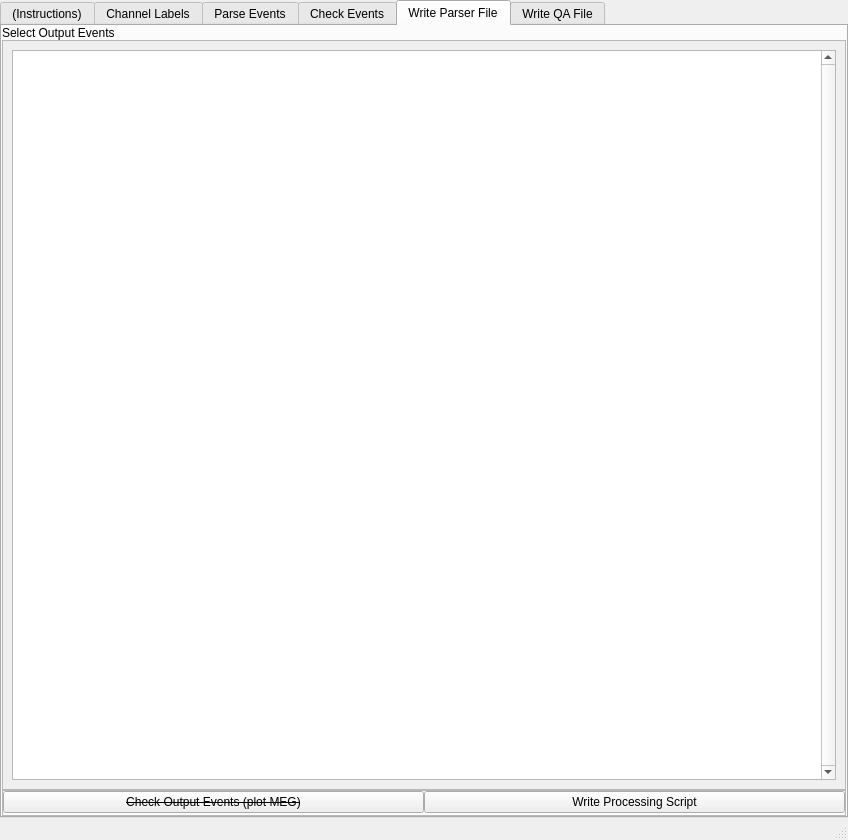
This is nih2mne/GUI/templates/trigger_processing_gui.ui in nih-megcore/nih_to_mne as Qt 5 draws it before an edit. The edited form follows.
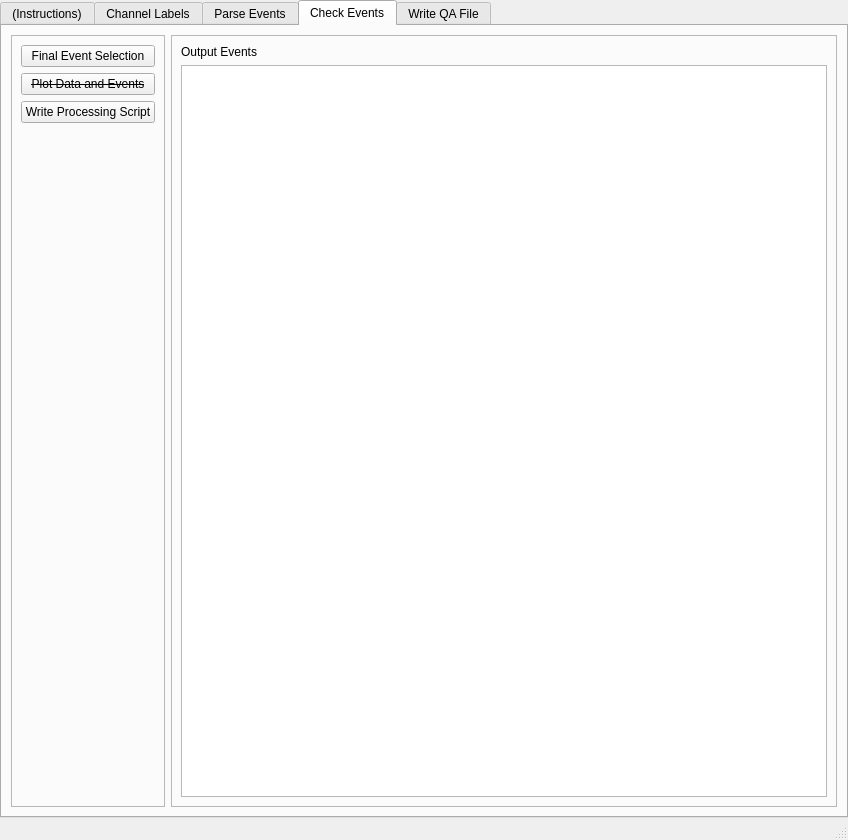
This is the edited form. The open tabs and pages were chosen to show the change.

Commit message:
Remove tab from interface
FIX bug when no ADCs are labelled

```diff
--- a/nih2mne/GUI/templates/trigger_processing_gui.ui
+++ b/nih2mne/GUI/templates/trigger_processing_gui.ui
@@ -496,6 +496,13 @@
              </property>
             </widget>
            </item>
+           <item>
+            <widget class="QPushButton" name="pb_WriteProcessingScript">
+             <property name="text">
+              <string>Write Processing Script</string>
+             </property>
+            </widget>
+           </item>
            <item>
             <spacer name="verticalSpacer">
              <property name="orientation">
@@ -536,128 +543,6 @@
         </item>
        </layout>
       </widget>
-      <widget class="QWidget" name="tab_write_parser_file">
-       <property name="sizePolicy">
-        <sizepolicy hsizetype="Expanding" vsizetype="Expanding">
-         <horstretch>0</horstretch>
-         <verstretch>0</verstretch>
-        </sizepolicy>
-       </property>
-       <attribute name="title">
-        <string>Write Parser File</string>
-       </attribute>
-       <layout class="QVBoxLayout" name="verticalLayout_7">
-        <property name="spacing">
-         <number>0</number>
-        </property>
-        <property name="leftMargin">
-         <number>0</number>
-        </property>
-        <property name="topMargin">
-         <number>0</number>
-        </property>
-        <property name="rightMargin">
-         <number>0</number>
-        </property>
-        <property name="bottomMargin">
-         <number>0</number>
-        </property>
-        <item>
-         <widget class="QLabel" name="lbl_SelectOutputEvents">
-          <property name="text">
-           <string>Select Output Events</string>
-          </property>
-         </widget>
-        </item>
-        <item>
-         <widget class="QScrollArea" name="scrollArea_selectEvents">
-          <property name="widgetResizable">
-           <bool>true</bool>
-          </property>
-          <widget class="QWidget" name="scrollArea_selectOutEvents">
-           <property name="geometry">
-            <rect>
-             <x>0</x>
-             <y>0</y>
-             <width>842</width>
-             <height>717</height>
-            </rect>
-           </property>
-           <property name="sizePolicy">
-            <sizepolicy hsizetype="Expanding" vsizetype="Expanding">
-             <horstretch>0</horstretch>
-             <verstretch>0</verstretch>
-            </sizepolicy>
-           </property>
-           <layout class="QVBoxLayout" name="verticalLayout_5">
-            <item>
-             <widget class="QListWidget" name="list_SelectOutputEvents">
-              <property name="verticalScrollBarPolicy">
-               <enum>Qt::ScrollBarAlwaysOn</enum>
-              </property>
-             </widget>
-            </item>
-           </layout>
-          </widget>
-         </widget>
-        </item>
-        <item>
-         <widget class="QFrame" name="frame_WriteScriptLayout">
-          <property name="sizePolicy">
-           <sizepolicy hsizetype="Expanding" vsizetype="Preferred">
-            <horstretch>0</horstretch>
-            <verstretch>0</verstretch>
-           </sizepolicy>
-          </property>
-          <property name="frameShape">
-           <enum>QFrame::StyledPanel</enum>
-          </property>
-          <property name="frameShadow">
-           <enum>QFrame::Raised</enum>
-          </property>
-          <layout class="QHBoxLayout" name="horizontalLayout_4">
-           <property name="spacing">
-            <number>0</number>
-           </property>
-           <property name="sizeConstraint">
-            <enum>QLayout::SetDefaultConstraint</enum>
-           </property>
-           <property name="leftMargin">
-            <number>0</number>
-           </property>
-           <property name="topMargin">
-            <number>0</number>
-           </property>
-           <property name="rightMargin">
-            <number>0</number>
-           </property>
-           <property name="bottomMargin">
-            <number>2</number>
-           </property>
-           <item>
-            <widget class="QPushButton" name="pb_CheckOutputEvents">
-             <property name="font">
-              <font>
-               <strikeout>true</strikeout>
-              </font>
-             </property>
-             <property name="text">
-              <string>Check Output Events (plot MEG)</string>
-             </property>
-            </widget>
-           </item>
-           <item>
-            <widget class="QPushButton" name="pb_WriteProcessingScript">
-             <property name="text">
-              <string>Write Processing Script</string>
-             </property>
-            </widget>
-           </item>
-          </layout>
-         </widget>
-        </item>
-       </layout>
-      </widget>
       <widget class="QWidget" name="tab_write_qa_file">
        <attribute name="title">
         <string>Write QA File</string>
```
Left out of the diff: 2 changed lines with no effect on the pictures. The commit also changes 2 other files.
